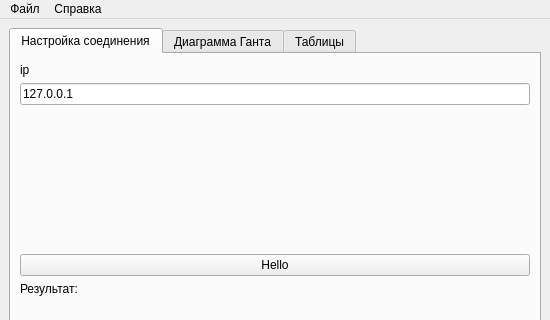
Above: src/CrossUI/mainwindow.ui from Vasteri/university-timetable-solvers before the change; both pictures show x 0 to 550 and y 0 to 320 of the 550 by 500 pixel window. Below: the same form after it.
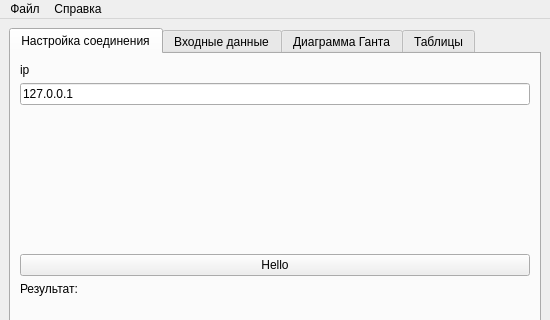
That is the form after the change.

The edit to the form file:
```diff
--- a/src/CrossUI/mainwindow.ui
+++ b/src/CrossUI/mainwindow.ui
@@ -104,6 +104,12 @@
         </item>
        </layout>
       </widget>
+      <widget class="QWidget" name="tab_4">
+       <attribute name="title">
+        <string>Входные данные</string>
+       </attribute>
+       <layout class="QGridLayout" name="gridLayout_5"/>
+      </widget>
       <widget class="QWidget" name="tab_2">
        <attribute name="title">
         <string>Диаграмма Ганта</string>
```
Left out of the diff: 12 changed lines with no effect on the pictures.
